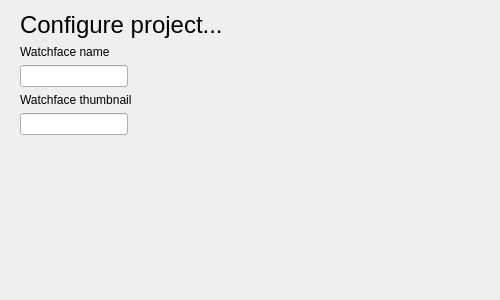
Before: the Qt Designer form src/dialog/compileDialog.ui in ooflet/Mi-Create, drawn with Qt 5.
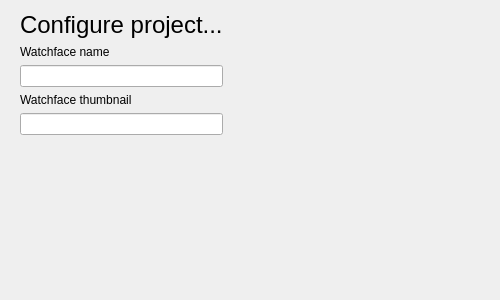
After: the same form once the commit is applied.

Diff of the .ui file:
```diff
--- a/src/dialog/compileDialog.ui
+++ b/src/dialog/compileDialog.ui
@@ -32,61 +32,54 @@
       <number>0</number>
      </property>
      <widget class="QWidget" name="page_3">
-      <layout class="QVBoxLayout" name="verticalLayout_4">
+      <layout class="QGridLayout" name="gridLayout">
        <property name="topMargin">
         <number>0</number>
        </property>
-       <item>
-        <widget class="QLabel" name="label_4">
-         <property name="sizePolicy">
-          <sizepolicy hsizetype="Maximum" vsizetype="Maximum">
-           <horstretch>0</horstretch>
-           <verstretch>0</verstretch>
-          </sizepolicy>
+       <property name="horizontalSpacing">
+        <number>0</number>
+       </property>
+       <item row="6" column="1">
+        <spacer name="horizontalSpacer">
+         <property name="orientation">
+          <enum>Qt::Horizontal</enum>
          </property>
-         <property name="styleSheet">
-          <string notr="true">QLabel { font-size: 18pt;}</string>
+         <property name="sizeHint" stdset="0">
+          <size>
+           <width>40</width>
+           <height>20</height>
+          </size>
          </property>
-         <property name="text">
-          <string>Configure project...</string>
-         </property>
-        </widget>
+        </spacer>
        </item>
-       <item>
-        <widget class="QLabel" name="label_5">
-         <property name="text">
-          <string>Watchface name</string>
-         </property>
-        </widget>
-       </item>
-       <item>
+       <item row="2" column="0">
         <widget class="QLineEdit" name="watchfaceName">
          <property name="sizePolicy">
-          <sizepolicy hsizetype="Maximum" vsizetype="Fixed">
+          <sizepolicy hsizetype="Minimum" vsizetype="Fixed">
            <horstretch>0</horstretch>
            <verstretch>0</verstretch>
           </sizepolicy>
          </property>
         </widget>
        </item>
-       <item>
+       <item row="6" column="0">
+        <widget class="QLineEdit" name="thumbnailLocation">
+         <property name="sizePolicy">
+          <sizepolicy hsizetype="Minimum" vsizetype="Fixed">
+           <horstretch>0</horstretch>
+           <verstretch>0</verstretch>
+          </sizepolicy>
+         </property>
+        </widget>
+       </item>
+       <item row="3" column="0">
         <widget class="QLabel" name="label_6">
          <property name="text">
           <string>Watchface thumbnail</string>
          </property>
         </widget>
        </item>
-       <item>
-        <widget class="QLineEdit" name="thumbnailLocation">
-         <property name="sizePolicy">
-          <sizepolicy hsizetype="Maximum" vsizetype="Fixed">
-           <horstretch>0</horstretch>
-           <verstretch>0</verstretch>
-          </sizepolicy>
-         </property>
-        </widget>
-       </item>
-       <item>
+       <item row="7" column="0">
         <spacer name="verticalSpacer_2">
          <property name="orientation">
           <enum>Qt::Vertical</enum>
@@ -99,6 +92,29 @@
          </property>
         </spacer>
        </item>
+       <item row="0" column="0">
+        <widget class="QLabel" name="label_4">
+         <property name="sizePolicy">
+          <sizepolicy hsizetype="Maximum" vsizetype="Maximum">
+           <horstretch>0</horstretch>
+           <verstretch>0</verstretch>
+          </sizepolicy>
+         </property>
+         <property name="styleSheet">
+          <string notr="true">QLabel { font-size: 18pt;}</string>
+         </property>
+         <property name="text">
+          <string>Configure project...</string>
+         </property>
+        </widget>
+       </item>
+       <item row="1" column="0">
+        <widget class="QLabel" name="label_5">
+         <property name="text">
+          <string>Watchface name</string>
+         </property>
+        </widget>
+       </item>
       </layout>
      </widget>
      <widget class="QWidget" name="page">
```
Left out of the diff: 4 changed lines with no effect on the pictures.
